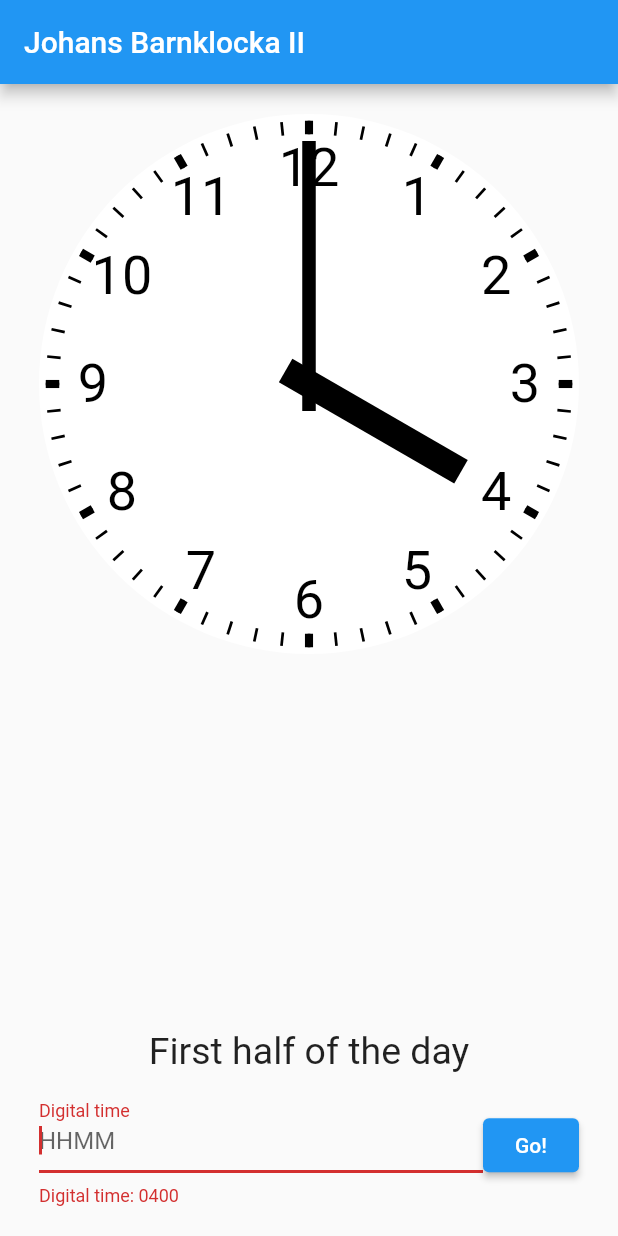
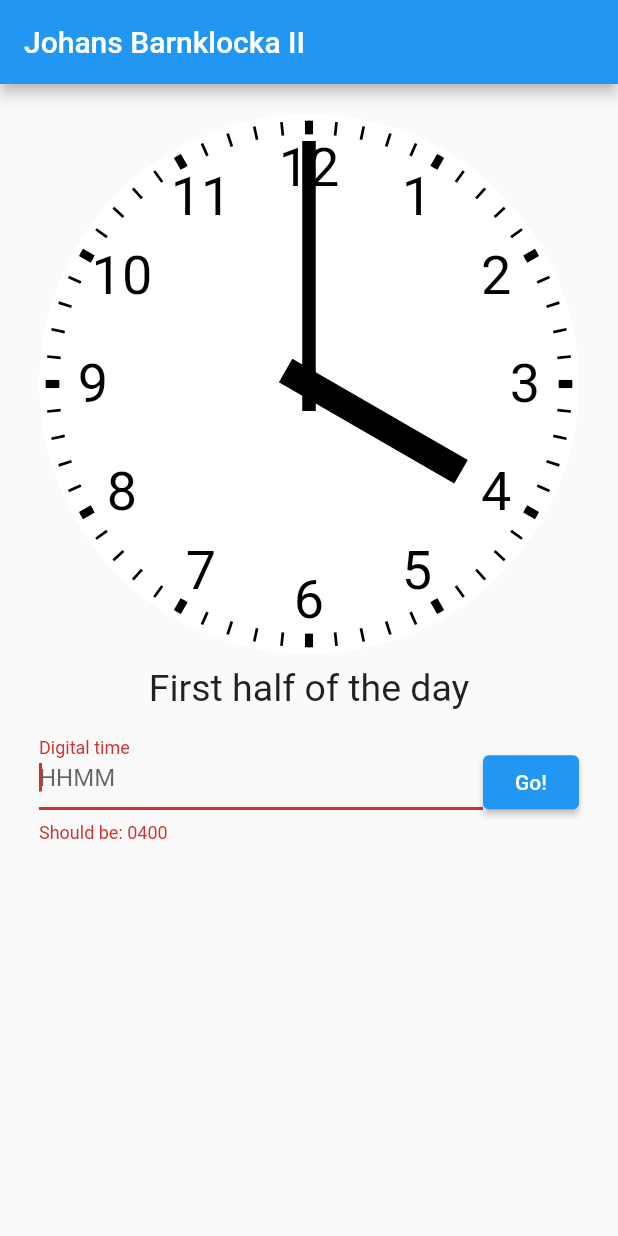
Before and after one commit to walles/barnklocka2, a Flutter app: the screen it shows after launch, after a tap on "Go!", on a phone screen of 412 x 824 dp. Run offline on Flutter 3.47's test engine with Material 2 defaults, Android fonts, the phone set to English and light mode, and no system bars.

Commit message:
Handle both small and large displays

```diff
--- a/lib/main.dart
+++ b/lib/main.dart
@@ -45,7 +45,6 @@ class _MyHomePageState extends State<MyHomePage> {
 
   DateTime _getTimestamp() {
     _timestamp ??= _createRandomTimestamp();
-    print('New timestamp: $_timestamp');
     return _timestamp!;
   }
 
@@ -95,7 +94,7 @@ class _MyHomePageState extends State<MyHomePage> {
       //
       // Clock
       //
-      Expanded(
+      Flexible(
         child: Clock(
           _getTimestamp().hour,
           _getTimestamp().minute,
@@ -165,7 +164,7 @@ class _MyHomePageState extends State<MyHomePage> {
       final minute = _getTimestamp().minute;
       setState(() {
         _errorText =
-            'Digital time: ${twoDigits.format(hour)}${twoDigits.format(minute)}';
+            'Should be: ${twoDigits.format(hour)}${twoDigits.format(minute)}';
       });
     }
 
```
Also changed, not shown: 1 other file.
